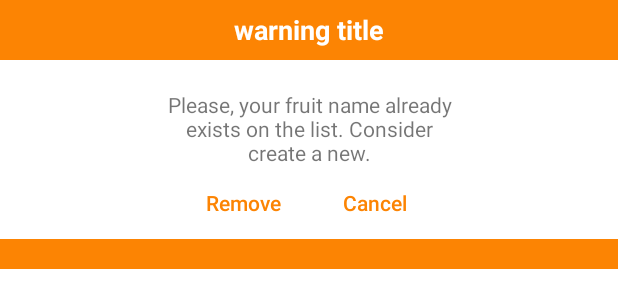
After one commit to Drumering/DevApp20211, an Android app: the layout dialog_custom_warning_remove.xml on its own in the app's theme, with its tools: preview values and no code run, on a phone screen of 412 x 824 dp. The commit adds this screen. Shown: the top 308 px of the screen. Run offline under Robolectric (Android 15) with nearby library versions, the light colour scheme and no system bars.

Commit message:
[TASK]Created menu UI to add activity and description activity, alert dialog when duplicate or try to remove an item from description activity

```diff
--- /dev/null
+++ b/app/src/main/res/drawable/dialog_custom.xml
@@ -0,0 +1,6 @@
+<?xml version="1.0" encoding="utf-8"?>
+<shape xmlns:android="http://schemas.android.com/apk/res/android">
+    <stroke android:width="1dp" android:color="@color/grey_transparent_50"/>
+    <corners android:radius="20dp"/>
+    <solid android:color="@color/white"/>
+</shape>
--- /dev/null
+++ b/app/src/main/res/layout/dialog_custom_warning_remove.xml
@@ -0,0 +1,69 @@
+<?xml version="1.0" encoding="utf-8"?>
+<androidx.constraintlayout.widget.ConstraintLayout
+    xmlns:android="http://schemas.android.com/apk/res/android"
+    xmlns:app="http://schemas.android.com/apk/res-auto"
+    android:layout_width="match_parent"
+    android:layout_height="wrap_content">
+
+    <TextView
+        android:id="@+id/dialog_warning_remove_title"
+        android:layout_width="match_parent"
+        android:layout_height="40dp"
+        android:text="@string/warning_title"
+        android:gravity="center"
+        android:textSize="18sp"
+        android:textStyle="bold"
+        android:textColor="@color/white"
+        android:background="@color/default_cesar"
+        app:layout_constraintEnd_toEndOf="parent"
+        app:layout_constraintStart_toStartOf="parent"
+        app:layout_constraintTop_toTopOf="parent" />
+
+    <TextView
+        android:id="@+id/dialog_warning_remove_description"
+        android:layout_width="wrap_content"
+        android:layout_height="wrap_content"
+        android:layout_marginTop="20dp"
+        android:maxWidth="200dp"
+        android:text="@string/warning_description_duplicated"
+        android:textAlignment="center"
+        app:layout_constraintBottom_toTopOf="@id/container_buttons"
+        app:layout_constraintEnd_toEndOf="parent"
+        app:layout_constraintStart_toStartOf="parent"
+        app:layout_constraintTop_toBottomOf="@+id/dialog_warning_remove_title" />
+
+    <LinearLayout
+        android:id="@+id/container_buttons"
+        android:gravity="center_horizontal"
+        app:layout_constraintTop_toBottomOf="@id/dialog_warning_remove_description"
+        app:layout_constraintBottom_toTopOf="@id/dialog_warning_remove_frame_layout"
+        android:layout_width="match_parent"
+        android:layout_height="wrap_content">
+
+        <Button
+            android:id="@+id/dialog_warning_btn_remove"
+            android:layout_width="wrap_content"
+            android:layout_height="wrap_content"
+            android:text="@string/dialog_btn_title_remove"
+            android:textAllCaps="false"
+            android:textColor="@color/default_cesar"
+            style="@style/Widget.AppCompat.Button.Borderless"/>
+        <Button
+            android:id="@+id/dialog_warning_btn_cancel"
+            android:layout_width="wrap_content"
+            android:layout_height="wrap_content"
+            android:text="@string/dialog_btn_title_cancel"
+            android:textColor="@color/default_cesar"
+            android:textAllCaps="false"
+            style="@style/Widget.AppCompat.Button.Borderless"/>
+
+    </LinearLayout>
+
+    <FrameLayout
+        android:id="@+id/dialog_warning_remove_frame_layout"
+        android:layout_width="match_parent"
+        android:layout_height="20dp"
+        android:background="@color/default_cesar"
+        app:layout_constraintBottom_toBottomOf="parent"/>
+
+</androidx.constraintlayout.widget.ConstraintLayout>
--- a/app/src/main/res/menu/menu_fruit.xml
+++ b/app/src/main/res/menu/menu_fruit.xml
@@ -8,7 +8,7 @@
         app:showAsAction="always"
         android:title="@string/add_fruit_menu" />
     <item
-        android:id="@+id/menu_remove_fruit"
+        android:id="@+id/menu_cancel_operation"
         android:icon="@drawable/ic_remove_fruit"
         app:showAsAction="ifRoom"
         android:title="@string/remove_fruit_menu"/>
--- a/app/src/main/res/values/colors.xml
+++ b/app/src/main/res/values/colors.xml
@@ -8,4 +8,5 @@
     <color name="black">#FF000000</color>
     <color name="white">#FFFFFFFF</color>
     <color name="default_cesar">#fc8403</color>
+    <color name="grey_transparent_50">#50606060</color>
 </resources>
--- a/app/src/main/res/values/strings.xml
+++ b/app/src/main/res/values/strings.xml
@@ -12,4 +12,11 @@
     <string name="add_fruit_menu">Add</string>
     <string name="remove_fruit_menu">Remove</string>
     <string name="edit_fruit_menu">Edit</string>
+    <string name="warning_title">warning title</string>
+    <string name="warning_description_duplicated">Please, your fruit name already exists on the list. Consider create a new.</string>
+    <string name="warning_description_remove">Do you really want to remove this item from the list?</string>
+    <string name="warning_button_title">Exit</string>
+    <string name="warning_default_title">Warning!</string>
+    <string name="dialog_btn_title_cancel">Cancel</string>
+    <string name="dialog_btn_title_remove">Remove</string>
 </resources>
--- a/app/src/main/res/values/themes.xml
+++ b/app/src/main/res/values/themes.xml
@@ -19,4 +19,8 @@
         <item name="android:windowFullscreen">true</item>
         <item name="android:windowContentOverlay">@null</item>
     </style>
+
+    <style name="Theme.DevApp20211.CustomWarningDialog" parent="Theme.MaterialComponents.DayNight.Dialog.Alert">
+        <item name="android:windowBackground">@drawable/dialog_custom</item>
+    </style>
 </resources>
```
Also changed, not shown: app/src/main/java/school/cesar/devapp20211/activities/AddFruitsActivity.kt (+57 -8 lines), app/src/main/java/school/cesar/devapp20211/activities/DescriptionFruitsActivity.kt (+36 -5 lines), app/src/main/java/school/cesar/devapp20211/activities/MainActivity.kt (+7 -5 lines), app/src/main/java/school/cesar/devapp20211/utils/Utils.kt (+9 -0 lines), app/src/main/res/layout/dialog_custom_warning_duplicated.xml (added, +58 -0 lines).
